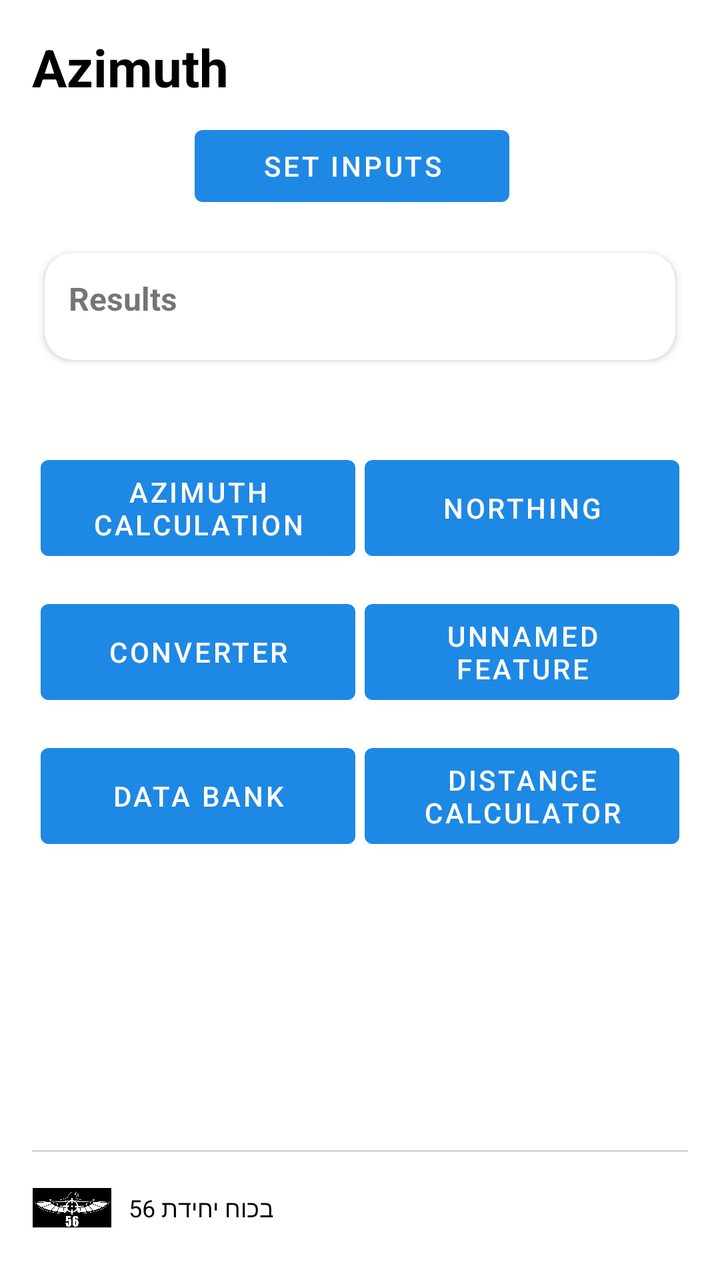
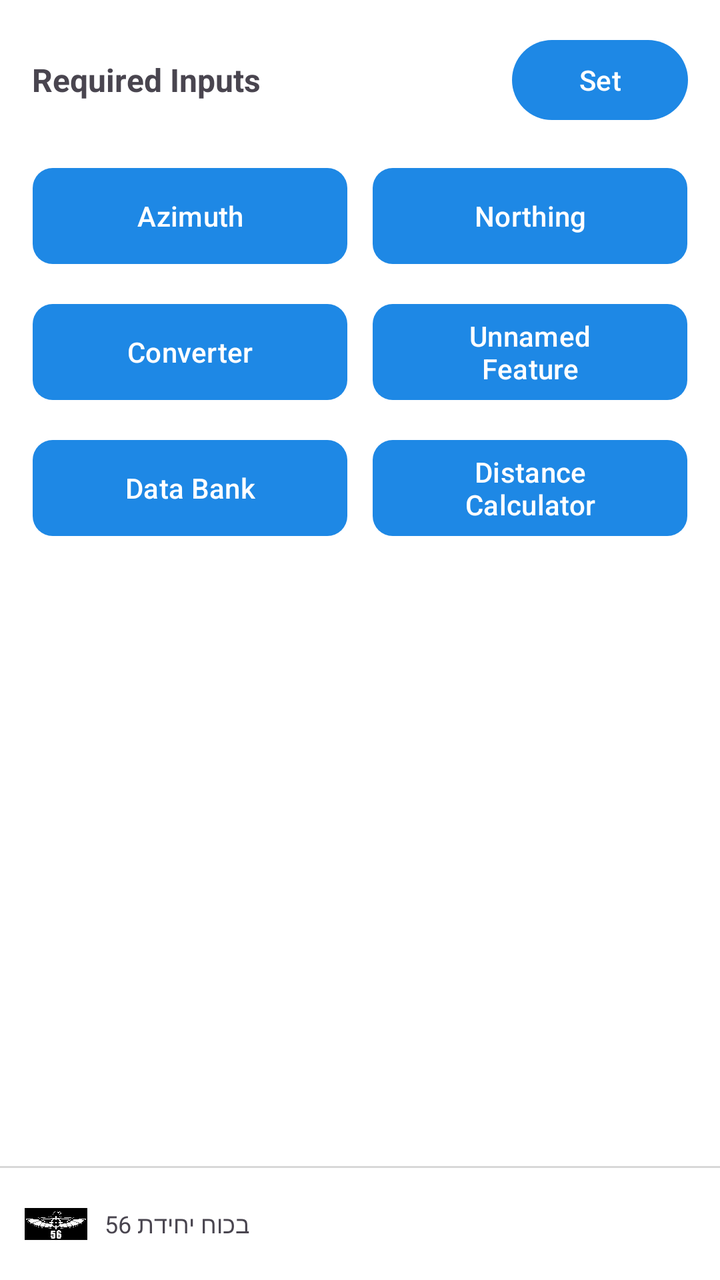

Compare the two renders of this Android layout. The source of the first and the diff that turns it into the second are given below.
<!-- AndroidManifest.xml: application theme Theme.LandNv4 -->
<!-- res/layout/activity_home.xml -->
<?xml version="1.0" encoding="utf-8"?>
<androidx.constraintlayout.widget.ConstraintLayout
    xmlns:android="http://schemas.android.com/apk/res/android"
    xmlns:app="http://schemas.android.com/apk/res-auto"
    xmlns:tools="http://schemas.android.com/tools"
    android:id="@+id/home_root"
    android:layout_width="match_parent"
    android:layout_height="match_parent"
    android:padding="16dp">





    
    
    <TextView
        android:id="@+id/tv_title"
        android:layout_width="0dp"
        android:layout_height="wrap_content"
        android:text="Azimuth"
        android:textSize="26sp"
        android:textStyle="bold"
        android:textColor="@color/fg"
        app:layout_constraintStart_toStartOf="parent"
        app:layout_constraintEnd_toEndOf="parent"
        app:layout_constraintTop_toTopOf="parent"
        android:layout_marginEnd="12dp" />


    
    <Button
        android:id="@+id/btn_inputs"
        android:layout_width="0dp"
        android:layout_height="wrap_content"
        android:text="Set Inputs"
        android:layout_marginEnd="8dp"
        android:layout_marginTop="8dp"
        app:layout_constraintStart_toStartOf="parent"
        app:layout_constraintEnd_toEndOf="parent"
        app:layout_constraintTop_toBottomOf="@id/tv_title"
        app:tint="@color/fg"
        app:layout_constraintWidth_percent="0.48"/>

    <include
        android:id="@+id/include_results"
        layout="@layout/include_results"
        android:layout_width="match_parent"
        android:layout_height="wrap_content"
        app:layout_constraintStart_toStartOf="parent"
        app:layout_constraintEnd_toEndOf="parent"
        app:layout_constraintTop_toBottomOf="@id/btn_inputs"
        android:layout_marginTop="12dp"/>


    

    
    
    <View
        android:id="@+id/divider"
        android:layout_width="0dp"
        android:layout_height="1dp"
        android:alpha="0.2"
        android:background="@color/bg"
        app:layout_constraintStart_toStartOf="parent"
        app:layout_constraintEnd_toEndOf="parent"
        app:layout_constraintTop_toBottomOf="@id/tv_title"
        android:layout_marginTop="16dp"
        android:layout_marginBottom="16dp" />

    
    <androidx.constraintlayout.widget.ConstraintLayout
        android:id="@+id/features_container"
        android:layout_width="0dp"
        android:layout_height="wrap_content"
        android:paddingTop="20dp"
        android:paddingBottom="20dp"
        app:layout_constraintTop_toBottomOf="@id/divider"
        app:layout_constraintBottom_toTopOf="@id/footer_group"
        app:layout_constraintStart_toStartOf="parent"
        app:layout_constraintEnd_toEndOf="parent"
        app:layout_constraintVertical_bias="0.5">


        <Button
            android:id="@+id/btn_azimuth"
            android:layout_width="0dp"
            android:layout_height="60dp"
            android:text="Azimuth Calculation"
            app:layout_constraintStart_toStartOf="parent"
            app:layout_constraintEnd_toStartOf="@id/btn_northing"
            app:layout_constraintTop_toTopOf="parent"

            app:layout_constraintWidth_percent="0.48"/>

        <Button
            android:id="@+id/btn_northing"
            android:layout_width="0dp"
            android:layout_height="60dp"
            android:text="Northing"
            app:layout_constraintStart_toEndOf="@id/btn_azimuth"
            app:layout_constraintEnd_toEndOf="parent"
            app:layout_constraintTop_toTopOf="parent"
            app:layout_constraintWidth_percent="0.48"/>

        <Button
            android:id="@+id/btn_convert"
            android:layout_width="0dp"
            android:layout_height="60dp"
            android:text="Converter"
            app:layout_constraintStart_toStartOf="parent"
            app:layout_constraintEnd_toStartOf="@id/btn_feature4"
            app:layout_constraintTop_toBottomOf="@id/btn_azimuth"
            android:layout_marginTop="12dp"
            app:layout_constraintWidth_percent="0.48"/>

        <Button
            android:id="@+id/btn_feature4"
            android:layout_width="0dp"
            android:layout_height="60dp"
            android:text="Unnamed Feature"
            app:layout_constraintStart_toEndOf="@id/btn_convert"
            app:layout_constraintEnd_toEndOf="parent"
            app:layout_constraintTop_toBottomOf="@id/btn_northing"
            android:layout_marginTop="12dp"
            app:layout_constraintWidth_percent="0.48"/>

        <Button
            android:id="@+id/btn_databank"
            android:layout_width="0dp"
            android:layout_height="60dp"
            android:text="Data Bank"
            app:layout_constraintStart_toStartOf="parent"
            app:layout_constraintEnd_toStartOf="@id/btn_distance"
            app:layout_constraintTop_toBottomOf="@id/btn_convert"
            android:layout_marginTop="12dp"
            app:layout_constraintWidth_percent="0.48"/>

        <Button
            android:id="@+id/btn_distance"
            android:layout_width="0dp"
            android:layout_height="60dp"
            android:text="Distance Calculator"
            app:layout_constraintStart_toEndOf="@id/btn_databank"
            app:layout_constraintEnd_toEndOf="parent"
            app:layout_constraintTop_toBottomOf="@id/btn_feature4"
            android:layout_marginTop="12dp"
            app:layout_constraintWidth_percent="0.48"/>


    </androidx.constraintlayout.widget.ConstraintLayout>

    


    <View
        android:id="@+id/footer_divider"
        android:layout_width="0dp"
        android:layout_height="1dp"
        android:background="@color/fg"
        android:alpha="0.15"
        app:layout_constraintBottom_toTopOf="@id/footer_group"
        app:layout_constraintStart_toStartOf="parent"
        app:layout_constraintEnd_toEndOf="parent"
        android:layout_marginBottom="8dp"/>


    <LinearLayout
        android:id="@+id/footer_group"
        android:layout_width="wrap_content"
        android:layout_height="wrap_content"
        android:orientation="horizontal"
        android:gravity="center_vertical"
        app:layout_constraintStart_toStartOf="parent"
        app:layout_constraintBottom_toBottomOf="parent">


        <ImageView
            android:id="@+id/iv_logo"
            android:layout_width="40dp"
            android:layout_height="40dp"
            android:src="@drawable/app_logo"
            android:contentDescription="App logo"/>

        <TextView
            android:id="@+id/tv_slogan"
            android:layout_width="wrap_content"
            android:layout_height="wrap_content"
            android:text="בכוח יחידת 56"
            android:textSize="12sp"
            android:textColor="@color/fg"
            android:layout_marginStart="8dp"/>


    </LinearLayout>


</androidx.constraintlayout.widget.ConstraintLayout>
<!-- res/layout/include_results.xml (included above) -->
<?xml version="1.0" encoding="utf-8"?>
<com.google.android.material.card.MaterialCardView
    xmlns:android="http://schemas.android.com/apk/res/android"
    xmlns:app="http://schemas.android.com/apk/res-auto"
    android:layout_width="match_parent"
    android:layout_height="wrap_content"
    app:cardCornerRadius="14dp"
    app:cardUseCompatPadding="true"
    app:cardElevation="2dp">

    <LinearLayout
        android:layout_width="match_parent"
        android:layout_height="wrap_content"
        android:orientation="vertical"
        android:padding="12dp">

        <TextView
            android:id="@+id/tv_results_title"
            android:layout_width="match_parent"
            android:layout_height="wrap_content"
            android:text="Results"
            android:textStyle="bold"
            android:textSize="16sp"
            android:paddingBottom="8dp"/>

        <androidx.recyclerview.widget.RecyclerView
            android:id="@+id/rv_results"
            android:layout_width="match_parent"
            android:layout_height="wrap_content"
            android:nestedScrollingEnabled="false"/>
    </LinearLayout>

</com.google.android.material.card.MaterialCardView>
<!-- resources referenced by this layout -->
<resources>
  <color name="bg">#FFFFFF</color>
  <color name="fg">#000000</color>
  <!-- drawable app_logo: jpeg bitmap (drawable, 89220 bytes) -->
  <style name="Theme.LandNv4" parent="Theme.MaterialComponents.DayNight.NoActionBar">
          
          <item name="colorPrimary">@color/color_primary</item>
          <item name="colorPrimaryVariant">@color/color_primary_variant</item>
          <item name="colorOnPrimary">@color/color_on_primary</item>
  
          <item name="colorSecondary">@color/color_secondary</item>
          <item name="colorSecondaryVariant">@color/color_secondary_variant</item>
          <item name="colorOnSecondary">@color/color_on_secondary</item>
  
          
          <item name="android:windowBackground">@color/app_background</item>
          <item name="colorSurface">@color/app_surface</item>
          <item name="colorOnSurface">@color/app_on_surface</item>
      </style>
  <color name="color_primary">#1E88E5</color>
  <color name="color_primary_variant">#1565C0</color>
  <color name="color_on_primary">#FFFFFF</color>
  <color name="color_secondary">#26A69A</color>
  <color name="color_secondary_variant">#00897B</color>
  <color name="color_on_secondary">#FFFFFF</color>
  <color name="app_background">#FFFFFF</color>
  <color name="app_surface">#FFFFFF</color>
  <color name="app_on_surface">#111111</color>
</resources>

<!-- the commit's change to res/layout/activity_home.xml (unified diff, before → after) -->
@@ -2,199 +2,184 @@
 <androidx.constraintlayout.widget.ConstraintLayout
     xmlns:android="http://schemas.android.com/apk/res/android"
     xmlns:app="http://schemas.android.com/apk/res-auto"
-    xmlns:tools="http://schemas.android.com/tools"
-    android:id="@+id/home_root"
     android:layout_width="match_parent"
-    android:layout_height="match_parent"
-    android:padding="16dp">
-
-
-
-
+    android:layout_height="match_parent">
 
     
-    
-    <TextView
-        android:id="@+id/tv_title"
+    <LinearLayout
+        android:id="@+id/footer_group"
         android:layout_width="0dp"
         android:layout_height="wrap_content"
-        android:text="Azimuth"
-        android:textSize="26sp"
-        android:textStyle="bold"
-        android:textColor="@color/fg"
+        android:orientation="horizontal"
+        android:gravity="center_vertical"
+        android:padding="12dp"
+        app:layout_constraintBottom_toBottomOf="parent"
         app:layout_constraintStart_toStartOf="parent"
-        app:layout_constraintEnd_toEndOf="parent"
-        app:layout_constraintTop_toTopOf="parent"
-        android:layout_marginEnd="12dp" />
-
-
-    
-    <Button
-        android:id="@+id/btn_inputs"
-        android:layout_width="0dp"
-        android:layout_height="wrap_content"
-        android:text="Set Inputs"
-        android:layout_marginEnd="8dp"
-        android:layout_marginTop="8dp"
-        app:layout_constraintStart_toStartOf="parent"
-        app:layout_constraintEnd_toEndOf="parent"
-        app:layout_constraintTop_toBottomOf="@id/tv_title"
-        app:tint="@color/fg"
-        app:layout_constraintWidth_percent="0.48"/>
-
-    <include
-        android:id="@+id/include_results"
-        layout="@layout/include_results"
-        android:layout_width="match_parent"
-        android:layout_height="wrap_content"
-        app:layout_constraintStart_toStartOf="parent"
-        app:layout_constraintEnd_toEndOf="parent"
-        app:layout_constraintTop_toBottomOf="@id/btn_inputs"
-        android:layout_marginTop="12dp"/>
-
-
-    
-
-    
-    
-    <View
-        android:id="@+id/divider"
-        android:layout_width="0dp"
-        android:layout_height="1dp"
-        android:alpha="0.2"
-        android:background="@color/bg"
-        app:layout_constraintStart_toStartOf="parent"
-        app:layout_constraintEnd_toEndOf="parent"
-        app:layout_constraintTop_toBottomOf="@id/tv_title"
-        android:layout_marginTop="16dp"
-        android:layout_marginBottom="16dp" />
-
-    
-    <androidx.constraintlayout.widget.ConstraintLayout
-        android:id="@+id/features_container"
-        android:layout_width="0dp"
-        android:layout_height="wrap_content"
-        android:paddingTop="20dp"
-        android:paddingBottom="20dp"
-        app:layout_constraintTop_toBottomOf="@id/divider"
-        app:layout_constraintBottom_toTopOf="@id/footer_group"
-        app:layout_constraintStart_toStartOf="parent"
-        app:layout_constraintEnd_toEndOf="parent"
-        app:layout_constraintVertical_bias="0.5">
-
-
-        <Button
-            android:id="@+id/btn_azimuth"
-            android:layout_width="0dp"
-            android:layout_height="60dp"
-            android:text="Azimuth Calculation"
-            app:layout_constraintStart_toStartOf="parent"
-            app:layout_constraintEnd_toStartOf="@id/btn_northing"
-            app:layout_constraintTop_toTopOf="parent"
-
-            app:layout_constraintWidth_percent="0.48"/>
-
-        <Button
-            android:id="@+id/btn_northing"
-            android:layout_width="0dp"
-            android:layout_height="60dp"
-            android:text="Northing"
-            app:layout_constraintStart_toEndOf="@id/btn_azimuth"
-            app:layout_constraintEnd_toEndOf="parent"
-            app:layout_constraintTop_toTopOf="parent"
-            app:layout_constraintWidth_percent="0.48"/>
-
-        <Button
-            android:id="@+id/btn_convert"
-            android:layout_width="0dp"
-            android:layout_height="60dp"
-            android:text="Converter"
-            app:layout_constraintStart_toStartOf="parent"
-            app:layout_constraintEnd_toStartOf="@id/btn_feature4"
-            app:layout_constraintTop_toBottomOf="@id/btn_azimuth"
-            android:layout_marginTop="12dp"
-            app:layout_constraintWidth_percent="0.48"/>
-
-        <Button
-            android:id="@+id/btn_feature4"
-            android:layout_width="0dp"
-            android:layout_height="60dp"
-            android:text="Unnamed Feature"
-            app:layout_constraintStart_toEndOf="@id/btn_convert"
-            app:layout_constraintEnd_toEndOf="parent"
-            app:layout_constraintTop_toBottomOf="@id/btn_northing"
-            android:layout_marginTop="12dp"
-            app:layout_constraintWidth_percent="0.48"/>
-
-        <Button
-            android:id="@+id/btn_databank"
-            android:layout_width="0dp"
-            android:layout_height="60dp"
-            android:text="Data Bank"
-            app:layout_constraintStart_toStartOf="parent"
-            app:layout_constraintEnd_toStartOf="@id/btn_distance"
-            app:layout_constraintTop_toBottomOf="@id/btn_convert"
-            android:layout_marginTop="12dp"
-            app:layout_constraintWidth_percent="0.48"/>
-
-        <Button
-            android:id="@+id/btn_distance"
-            android:layout_width="0dp"
-            android:layout_height="60dp"
-            android:text="Distance Calculator"
-            app:layout_constraintStart_toEndOf="@id/btn_databank"
-            app:layout_constraintEnd_toEndOf="parent"
-            app:layout_constraintTop_toBottomOf="@id/btn_feature4"
-            android:layout_marginTop="12dp"
-            app:layout_constraintWidth_percent="0.48"/>
-
-
-    </androidx.constraintlayout.widget.ConstraintLayout>
-
-    
-
+        app:layout_constraintEnd_toEndOf="parent">
+
+        <ImageView
+            android:id="@+id/iv_logo"
+            android:layout_width="32dp"
+            android:layout_height="32dp"
+            android:src="@drawable/app_logo"
+            android:contentDescription="App logo"/>
+
+        <TextView
+            android:id="@+id/tv_slogan"
+            android:layout_width="wrap_content"
+            android:layout_height="wrap_content"
+            android:text="בכוח יחידת 56"
+            android:textSize="12sp"
+            android:layout_marginStart="8dp"/>
+    </LinearLayout>
 
     <View
         android:id="@+id/footer_divider"
         android:layout_width="0dp"
         android:layout_height="1dp"
+        android:alpha="0.15"
         android:background="@color/fg"
-        android:alpha="0.15"
         app:layout_constraintBottom_toTopOf="@id/footer_group"
         app:layout_constraintStart_toStartOf="parent"
-        app:layout_constraintEnd_toEndOf="parent"
-        android:layout_marginBottom="8dp"/>
-
-
-    <LinearLayout
-        android:id="@+id/footer_group"
-        android:layout_width="wrap_content"
-        android:layout_height="wrap_content"
-        android:orientation="horizontal"
-        android:gravity="center_vertical"
+        app:layout_constraintEnd_toEndOf="parent"/>
+
+    
+    <androidx.core.widget.NestedScrollView
+        android:id="@+id/scrollRoot"
+        android:layout_width="0dp"
+        android:layout_height="0dp"
+        android:fillViewport="true"
+        android:clipToPadding="false"
+        android:padding="16dp"
+        android:paddingBottom="24dp"
+        app:layout_constraintTop_toTopOf="parent"
+        app:layout_constraintBottom_toTopOf="@id/footer_divider"
         app:layout_constraintStart_toStartOf="parent"
-        app:layout_constraintBottom_toBottomOf="parent">
-
-
-        <ImageView
-            android:id="@+id/iv_logo"
-            android:layout_width="40dp"
-            android:layout_height="40dp"
-            android:src="@drawable/app_logo"
-            android:contentDescription="App logo"/>
-
-        <TextView
-            android:id="@+id/tv_slogan"
-            android:layout_width="wrap_content"
-            android:layout_height="wrap_content"
-            android:text="בכוח יחידת 56"
-            android:textSize="12sp"
-            android:textColor="@color/fg"
-            android:layout_marginStart="8dp"/>
-
-
-    </LinearLayout>
-
+        app:layout_constraintEnd_toEndOf="parent">
+
+        <LinearLayout
+            android:layout_width="match_parent"
+            android:layout_height="wrap_content"
+            android:orientation="vertical">
+
+            
+            <LinearLayout
+                android:id="@+id/required_header"
+                android:layout_width="match_parent"
+                android:layout_height="wrap_content"
+                android:orientation="horizontal"
+                android:gravity="center_vertical">
+
+                <TextView
+                    android:id="@+id/tv_card_title"
+                    android:layout_width="0dp"
+                    android:layout_height="wrap_content"
+                    android:layout_weight="1"
+                    android:text="Required Inputs"
+                    android:textStyle="bold"
+                    android:textSize="16sp"/>
+
+                <com.google.android.material.button.MaterialButton
+                    android:id="@+id/btnSetInputs"
+                    style="Widget.Material3.Button.FilledTonalButton"
+                    android:layout_width="wrap_content"
+                    android:layout_height="wrap_content"
+                    android:text="Set"/>
+            </LinearLayout>
+
+            
+            <include
+                style="@style/Widget.LandN.ResultsCard.B"
+                android:id="@+id/include_results"
+                layout="@layout/include_results"
+                android:layout_width="match_parent"
+                android:layout_height="wrap_content"
+                android:layout_marginTop="8dp"
+                android:visibility="gone"/>
+
+            
+            <androidx.constraintlayout.widget.ConstraintLayout
+                android:id="@+id/features_container"
+                android:layout_width="match_parent"
+                android:layout_height="wrap_content"
+                android:layout_marginTop="16dp">
+
+                <com.google.android.material.button.MaterialButton
+                    android:id="@+id/btn_azimuth"
+                    android:layout_width="0dp"
+                    android:layout_height="56dp"
+                    android:text="Azimuth"
+                    app:layout_constraintStart_toStartOf="parent"
+                    app:layout_constraintEnd_toStartOf="@id/btn_northing"
+                    app:layout_constraintTop_toTopOf="parent"
+                    app:layout_constraintWidth_percent="0.48"
+                    app:cornerRadius="10dp"/>
+
+                <com.google.android.material.button.MaterialButton
+                    android:id="@+id/btn_northing"
+                    android:layout_width="0dp"
+                    android:layout_height="56dp"
+                    android:text="Northing"
+                    app:layout_constraintStart_toEndOf="@id/btn_azimuth"
+                    app:layout_constraintEnd_toEndOf="parent"
+                    app:layout_constraintTop_toTopOf="parent"
+                    app:layout_constraintWidth_percent="0.48"
+                    android:layout_marginStart="12dp"
+                    app:cornerRadius="10dp"/>
+
+                <com.google.android.material.button.MaterialButton
+                    android:id="@+id/btn_convert"
+                    android:layout_width="0dp"
+                    android:layout_height="56dp"
+                    android:text="Converter"
+                    android:layout_marginTop="12dp"
+                    app:layout_constraintStart_toStartOf="parent"
+                    app:layout_constraintEnd_toStartOf="@id/btn_feature4"
+                    app:layout_constraintTop_toBottomOf="@id/btn_azimuth"
+                    app:layout_constraintWidth_percent="0.48"
+                    app:cornerRadius="10dp"/>
+
+                <com.google.android.material.button.MaterialButton
+                    android:id="@+id/btn_feature4"
+                    android:layout_width="0dp"
+                    android:layout_height="56dp"
+                    android:text="Unnamed Feature"
+                    android:layout_marginTop="12dp"
+                    app:layout_constraintStart_toEndOf="@id/btn_convert"
+                    app:layout_constraintEnd_toEndOf="parent"
+                    app:layout_constraintTop_toBottomOf="@id/btn_northing"
+                    app:layout_constraintWidth_percent="0.48"
+                    android:layout_marginStart="12dp"
+                    app:cornerRadius="10dp"/>
+
+                <com.google.android.material.button.MaterialButton
+                    android:id="@+id/btn_databank"
+                    android:layout_width="0dp"
+                    android:layout_height="56dp"
+                    android:text="Data Bank"
+                    android:layout_marginTop="12dp"
+                    app:layout_constraintStart_toStartOf="parent"
+                    app:layout_constraintEnd_toStartOf="@id/btn_distance"
+                    app:layout_constraintTop_toBottomOf="@id/btn_convert"
+                    app:layout_constraintWidth_percent="0.48"
+                    app:cornerRadius="10dp"/>
+
+                <com.google.android.material.button.MaterialButton
+                    android:id="@+id/btn_distance"
+                    android:layout_width="0dp"
+                    android:layout_height="56dp"
+                    android:text="Distance\nCalculator"
+                    android:layout_marginTop="12dp"
+                    app:layout_constraintStart_toEndOf="@id/btn_databank"
+                    app:layout_constraintEnd_toEndOf="parent"
+                    app:layout_constraintTop_toBottomOf="@id/btn_feature4"
+                    app:layout_constraintWidth_percent="0.48"
+                    android:layout_marginStart="12dp"
+                    app:cornerRadius="10dp"/>
+            </androidx.constraintlayout.widget.ConstraintLayout>
+
+        </LinearLayout>
+    </androidx.core.widget.NestedScrollView>
 
 </androidx.constraintlayout.widget.ConstraintLayout>
 <!-- res/layout/include_results.xml (included above) -->
@@ -202,26 +187,44 @@
 <com.google.android.material.card.MaterialCardView
     xmlns:android="http://schemas.android.com/apk/res/android"
     xmlns:app="http://schemas.android.com/apk/res-auto"
+    android:id="@+id/results_root"
     android:layout_width="match_parent"
     android:layout_height="wrap_content"
     app:cardCornerRadius="14dp"
-    app:cardUseCompatPadding="true"
-    app:cardElevation="2dp">
+    style="?attr/resultsCard">
 
     <LinearLayout
+        android:id="@+id/results_container"
         android:layout_width="match_parent"
         android:layout_height="wrap_content"
         android:orientation="vertical"
         android:padding="12dp">
 
-        <TextView
-            android:id="@+id/tv_results_title"
+        <LinearLayout
             android:layout_width="match_parent"
             android:layout_height="wrap_content"
-            android:text="Results"
-            android:textStyle="bold"
-            android:textSize="16sp"
-            android:paddingBottom="8dp"/>
+            android:gravity="center_vertical"
+            android:orientation="horizontal"
+            android:paddingBottom="8dp">
+
+            <TextView
+                android:id="@+id/tv_results_title"
+                android:layout_width="0dp"
+                android:layout_height="wrap_content"
+                android:layout_weight="1"
+                android:text="Results"
+                android:textAppearance="?attr/textAppearanceTitleSmall" />
+
+            <ImageButton
+                android:id="@+id/btnMore"
+                style="?attr/borderlessButtonStyle"
+                android:layout_width="40dp"
+                android:layout_height="40dp"
+                android:contentDescription="More"
+                app:srcCompat="@drawable/ic_more_vert"
+                android:visibility="gone"/>
+        </LinearLayout>
+
 
         <androidx.recyclerview.widget.RecyclerView
             android:id="@+id/rv_results"
<!-- resource entries referenced after the edit -->
@@ -1,31 +1,56 @@
 <!-- resources referenced by this layout -->
 <resources>
-  <color name="bg">#FFFFFF</color>
   <color name="fg">#000000</color>
   <!-- drawable app_logo: jpeg bitmap (drawable, 89220 bytes) -->
-  <style name="Theme.LandNv4" parent="Theme.MaterialComponents.DayNight.NoActionBar">
+  <!-- drawable ic_more_vert (drawable) -->
+  <vector xmlns:android="http://schemas.android.com/apk/res/android" android:height="24dp" android:tint="#000000" android:viewportHeight="960" android:viewportWidth="960" android:width="24dp">
+        
+      <path android:fillColor="@android:color/white" android:pathData="M480,800Q447,800 423.5,776.5Q400,753 400,720Q400,687 423.5,663.5Q447,640 480,640Q513,640 536.5,663.5Q560,687 560,720Q560,753 536.5,776.5Q513,800 480,800ZM480,560Q447,560 423.5,536.5Q400,513 400,480Q400,447 423.5,423.5Q447,400 480,400Q513,400 536.5,423.5Q560,447 560,480Q560,513 536.5,536.5Q513,560 480,560ZM480,320Q447,320 423.5,296.5Q400,273 400,240Q400,207 423.5,183.5Q447,160 480,160Q513,160 536.5,183.5Q560,207 560,240Q560,273 536.5,296.5Q513,320 480,320Z"/>
+      
+  </vector>
+  <style name="Widget.LandN.ResultsCard.B" parent="Widget.MaterialComponents.CardView">
+          <item name="cardBackgroundColor">?attr/colorSurfaceContainerLow</item>
+          <item name="cardElevation">2dp</item>
+          <item name="strokeWidth">1dp</item>
+  
+          <item name="cardUseCompatPadding">true</item>
+      </style>
+  <style name="Theme.LandNv4" parent="Theme.Material3.DayNight.NoActionBar">
+  
           
           <item name="colorPrimary">@color/color_primary</item>
-          <item name="colorPrimaryVariant">@color/color_primary_variant</item>
           <item name="colorOnPrimary">@color/color_on_primary</item>
-  
           <item name="colorSecondary">@color/color_secondary</item>
-          <item name="colorSecondaryVariant">@color/color_secondary_variant</item>
           <item name="colorOnSecondary">@color/color_on_secondary</item>
   
           
           <item name="android:windowBackground">@color/app_background</item>
-          <item name="colorSurface">@color/app_surface</item>
+  
           <item name="colorOnSurface">@color/app_on_surface</item>
+  
+          
+          <item name="colorSurface">#F5F5F5</item>
+          <item name="colorSurfaceVariant">#EEEEEE</item>
+          <item name="colorSurfaceContainer">#F2F2F2</item>
+          <item name="colorSurfaceContainerLow">#F7F7F7</item>
+  
+          
+          <item name="android:statusBarColor">@android:color/transparent</item>
+          <item name="android:navigationBarColor">@android:color/transparent</item>
+  
+          
+          <item name="android:enforceStatusBarContrast">false</item>
+          <item name="android:enforceNavigationBarContrast">false</item>
+          <item name="android:windowLightStatusBar">false</item>
+          <item name="android:windowLightNavigationBar">false</item>
+  
+  
       </style>
   <color name="color_primary">#1E88E5</color>
-  <color name="color_primary_variant">#1565C0</color>
   <color name="color_on_primary">#FFFFFF</color>
   <color name="color_secondary">#26A69A</color>
-  <color name="color_secondary_variant">#00897B</color>
   <color name="color_on_secondary">#FFFFFF</color>
   <color name="app_background">#FFFFFF</color>
-  <color name="app_surface">#FFFFFF</color>
   <color name="app_on_surface">#111111</color>
 </resources>
 
